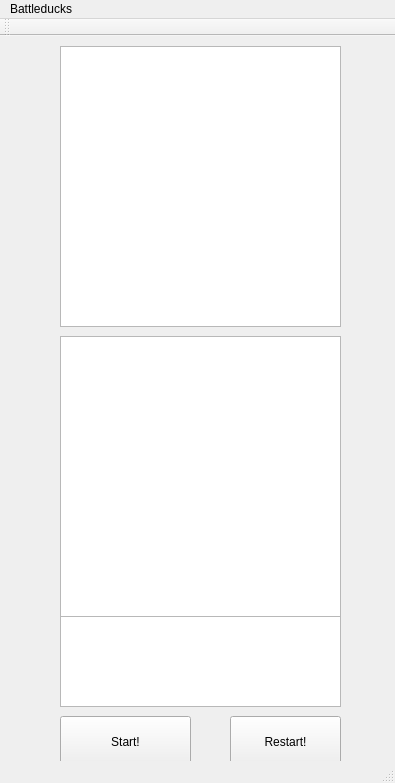
This is mainwindow.ui in rosenthaleric/Battleducks as Qt 5 draws it before an edit. The edited form follows.
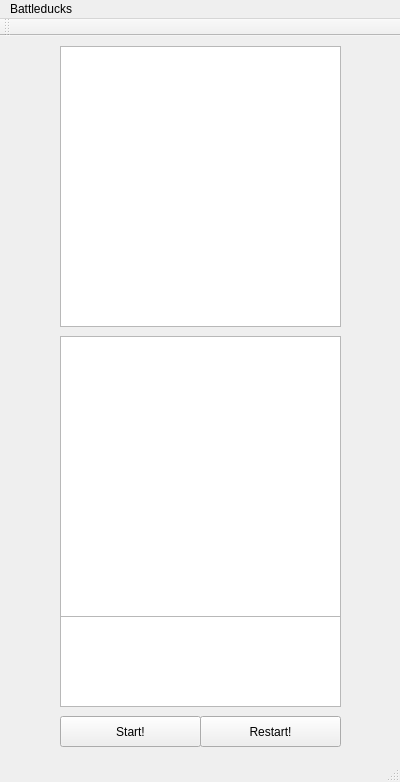
This is the edited form.

```diff
--- a/mainwindow.ui
+++ b/mainwindow.ui
@@ -6,8 +6,8 @@
    <rect>
     <x>0</x>
     <y>0</y>
-    <width>395</width>
-    <height>783</height>
+    <width>400</width>
+    <height>782</height>
    </rect>
   </property>
   <property name="windowTitle">
@@ -64,8 +64,8 @@
      <rect>
       <x>60</x>
       <y>680</y>
-      <width>131</width>
-      <height>51</height>
+      <width>141</width>
+      <height>31</height>
      </rect>
     </property>
     <property name="text">
@@ -75,10 +75,10 @@
    <widget class="QPushButton" name="pushButton_2">
     <property name="geometry">
      <rect>
-      <x>230</x>
+      <x>200</x>
       <y>680</y>
-      <width>111</width>
-      <height>51</height>
+      <width>141</width>
+      <height>31</height>
      </rect>
     </property>
     <property name="text">
@@ -91,8 +91,8 @@
     <rect>
      <x>0</x>
      <y>0</y>
-     <width>395</width>
-     <height>20</height>
+     <width>400</width>
+     <height>25</height>
     </rect>
    </property>
    <widget class="QMenu" name="menuBattleducks">
```
